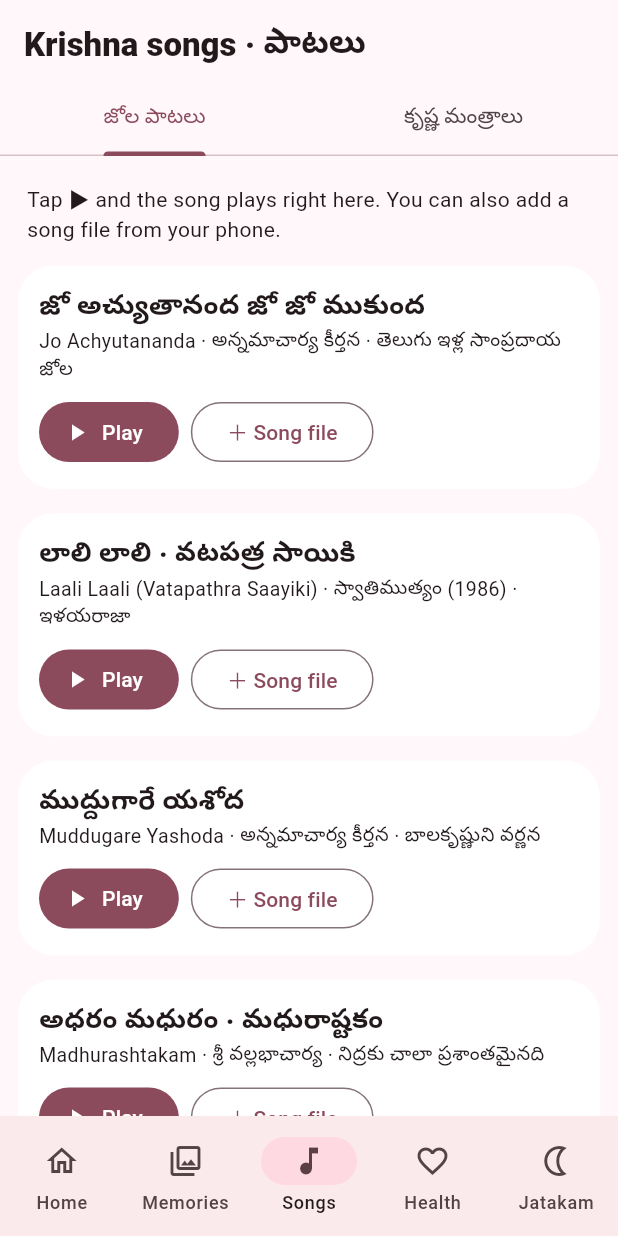
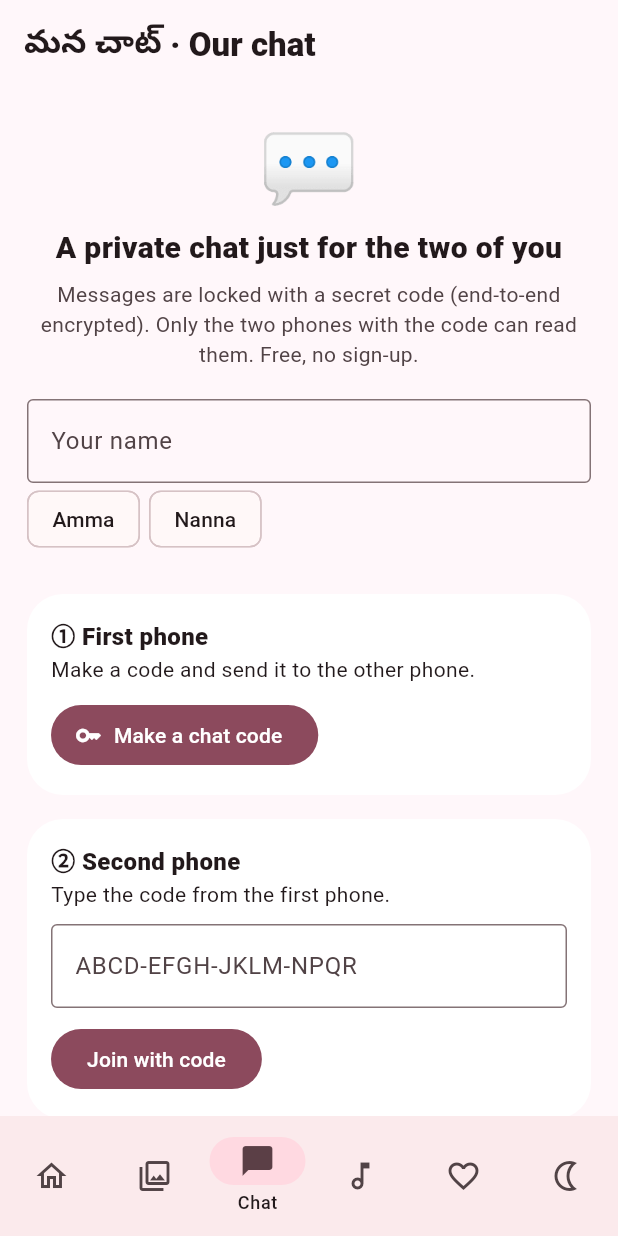
Before and after one commit to praveenkumarakumalla/little-one-app, a Flutter app: the screen it shows after launch, item 3 of the bottom bar chosen, on a phone screen of 412 x 824 dp. Run offline on Flutter 3.47's test engine with Material 3 defaults, Android fonts, the phone set to English and light mode, and no system bars; our stand-ins replace audioplayers, flutter_tts, image_picker, permission_handler, share_plus, shared_preferences and 3 more; missing offline and left inert: alarm, cryptography, file_selector, record.

Commit message:
Private encrypted chat between Amma and Nanna's phones
Co-Authored-By: Claude Opus 5.5 <noreply@anthropic.com>
Claude-Session: https://claude.ai/code/session_016dhjwzidE1QpFg6RUYaQYL

```diff
--- /dev/null
+++ b/lib/chat.dart
@@ -0,0 +1,568 @@
+import 'dart:async';
+import 'dart:convert';
+import 'dart:math' as math;
+
+import 'package:cryptography/cryptography.dart';
+import 'package:flutter/material.dart';
+import 'package:flutter/services.dart';
+import 'package:http/http.dart' as http;
+import 'package:share_plus/share_plus.dart';
+
+import 'data.dart';
+import 'store.dart';
+
+/// Private chat between Amma's and Nanna's phones.
+/// Messages are end-to-end encrypted (AES-256-GCM) with a key made from the pairing code,
+/// then passed through the free ntfy.sh relay. The relay only ever sees scrambled text,
+/// and keeps it for about 12 hours; the full history lives on both phones.
+class Chat extends ChangeNotifier with WidgetsBindingObserver {
+  Chat._();
+  static final Chat i = Chat._();
+  static const relay = 'https://ntfy.sh';
+
+  final _aes = AesGcm.with256bits();
+  SecretKey? _key;
+  String? _topic;
+  Timer? _timer;
+  bool _busy = false;
+  bool pageOpen = false;
+  bool online = true;
+  bool _fg = true;
+
+  Map<String, dynamic> get cfg => Map<String, dynamic>.from((Store.i.d['chatCfg'] ?? {}) as Map);
+  bool get paired => (cfg['code'] ?? '').toString().isNotEmpty;
+  String get me => (cfg['device'] ?? '').toString();
+  String get myName => (cfg['name'] ?? '').toString();
+  List<Map<String, dynamic>> get msgs => (Store.i.d['chat'] as List? ?? []).map((e) => Map<String, dynamic>.from(e as Map)).toList();
+
+  int get unread {
+    final seen = (cfg['readAt'] as num?)?.toInt() ?? 0;
+    return msgs.where((m) => m['from'] != me && (m['at'] as num) > seen).length;
+  }
+
+  Future<void> init() async {
+    Store.i.d.putIfAbsent('chat', () => <dynamic>[]);
+    WidgetsBinding.instance.addObserver(this);
+    if (paired) await _setup();
+    _schedule();
+  }
+
+  @override
+  void didChangeAppLifecycleState(AppLifecycleState s) {
+    _fg = s == AppLifecycleState.resumed;
+    if (_fg) poll();
+    _schedule();
+  }
+
+  void _schedule() {
+    _timer?.cancel();
+    if (!paired || !_fg) return;
+    _timer = Timer.periodic(Duration(seconds: pageOpen ? 4 : 30), (_) => poll());
+  }
+
+  void setPageOpen(bool v) {
+    pageOpen = v;
+    if (v) {
+      markRead();
+      poll();
+    }
+    _schedule();
+  }
+
+  static String normalise(String code) => code.toUpperCase().replaceAll(RegExp('[^A-Z0-9]'), '');
+
+  static String newCode() {
+    const abc = 'ABCDEFGHJKLMNPQRSTUVWXYZ23456789';
+    final r = math.Random.secure();
+    final s = List.generate(16, (_) => abc[r.nextInt(abc.length)]).join();
+    return '${s.substring(0, 4)}-${s.substring(4, 8)}-${s.substring(8, 12)}-${s.substring(12)}';
+  }
+
+  Future<void> _saveCfg(Map<String, dynamic> c) async {
+    Store.i.d['chatCfg'] = c;
+    await Store.i.save();
+  }
+
+  Future<void> pair(String code, String name) async {
+    final c = cfg;
+    c['code'] = code;
+    c['name'] = name;
+    c['device'] = c['device'] ?? Store.newId();
+    c.remove('since');
+    await _saveCfg(c);
+    await _setup();
+    _schedule();
+    await poll();
+    await send('👋 $name joined the chat', kind: 'join');
+  }
+
+  Future<void> setName(String n) async {
+    final c = cfg..['name'] = n;
+    await _saveCfg(c);
+  }
+
+  Future<void> unpair() async {
+    final c = cfg
+      ..remove('code')
+      ..remove('since');
+    await _saveCfg(c);
+    _key = null;
+    _topic = null;
+    _schedule();
+    notifyListeners();
+  }
+
+  Future<void> markRead() async {
+    final c = cfg..['readAt'] = DateTime.now().millisecondsSinceEpoch;
+    Store.i.d['chatCfg'] = c;
+    await Store.i.save();
+    notifyListeners();
+  }
+
+  Future<void> _setup() async {
+    final code = normalise(cfg['code'].toString());
+    final h = await Sha256().hash(utf8.encode('little-one-topic:$code'));
+    _topic = 'lo_${h.bytes.take(16).map((b) => b.toRadixString(16).padLeft(2, '0')).join()}';
+    final k = await Sha256().hash(utf8.encode('little-one-key:$code'));
+    _key = SecretKey(k.bytes);
+  }
+
+  Future<String> _seal(Map<String, dynamic> m) async {
+    final box = await _aes.encrypt(utf8.encode(jsonEncode(m)), secretKey: _key!);
+    return base64Encode(box.concatenation());
+  }
+
+  Future<Map<String, dynamic>?> _open(String s) async {
+    try {
+      final box = SecretBox.fromConcatenation(base64Decode(s), nonceLength: 12, macLength: 16);
+      final clear = await _aes.decrypt(box, secretKey: _key!);
+      return Map<String, dynamic>.from(jsonDecode(utf8.decode(clear)) as Map);
+    } catch (_) {
+      return null; // not ours / wrong code
+    }
+  }
+
+  Future<bool> _publish(Map<String, dynamic> m) async {
+    if (_topic == null) return false;
+    try {
+      final r = await http.post(Uri.parse('$relay/$_topic'), body: await _seal(m), headers: {'Cache': 'yes'}).timeout(const Duration(seconds: 15));
+      online = r.statusCode == 200;
+    } catch (_) {
+      online = false;
+    }
+    notifyListeners();
+    return online;
+  }
+
+  Future<void> _store(List<Map<String, dynamic>> l) async {
+    Store.i.d['chat'] = l.length > 3000 ? l.sublist(l.length - 3000) : l;
+    await Store.i.save();
+    notifyListeners();
+  }
+
+  Future<void> send(String text, {String kind = 'text'}) async {
+    text = text.trim();
+    if (text.isEmpty || !paired) return;
+    if (text.length > 1500) text = text.substring(0, 1500);
+    final m = <String, dynamic>{'id': Store.newId(), 'from': me, 'name': myName, 'text': text, 'at': DateTime.now().millisecondsSinceEpoch, 'kind': kind};
+    final l = msgs..add({...m, 'sent': false});
+    await _store(l);
+    final ok = await _publish({'t': 'msg', ...m});
+    if (ok) await _patch(m['id'].toString(), {'sent': true, 'pubAt': DateTime.now().millisecondsSinceEpoch});
+  }
+
+  Future<void> _patch(String id, Map<String, dynamic> f) async {
+    await _store(msgs.map((x) => x['id'] == id ? {...x, ...f} : x).toList());
+  }
+
+  Future<void> deleteLocal(String id) async => _store(msgs.where((x) => x['id'] != id).toList());
+
+  /// Fetch new messages, send receipts, and re-send anything the other phone hasn't confirmed.
+  Future<void> poll() async {
+    if (!paired || _busy || _topic == null) return;
+    _busy = true;
+    try {
+      final c = cfg;
+      final since = c['since'] == null ? 'all' : c['since'].toString();
+      final r = await http.get(Uri.parse('$relay/$_topic/json?poll=1&since=$since')).timeout(const Duration(seconds: 20));
+      online = r.statusCode == 200;
+      if (online) {
+        final l = msgs;
+        final ids = l.map((x) => x['id']).toSet();
+        final acks = <String>[];
+        final delivered = <String>{};
+        var latest = (c['since'] is String) ? int.tryParse(c['since'].toString()) ?? 0 : 0;
+        var got = 0;
+        for (final line in const LineSplitter().convert(r.body)) {
+          if (line.trim().isEmpty) continue;
+          final ev = jsonDecode(line) as Map;
+          if (ev['event'] != 'message') continue;
+          final t = (ev['time'] as num?)?.toInt() ?? 0;
+          if (t > latest) latest = t;
+          final m = await _open(ev['message'].toString());
+          if (m == null || m['from'] == me) continue;
+          if (m['t'] == 'ack') {
+            delivered.addAll((m['ref'] as List).map((e) => e.toString()));
+          } else if (m['t'] == 'msg') {
+            acks.add(m['id'].toString());
+            if (!ids.contains(m['id'])) {
+              m.remove('t');
+              l.add(m);
+              ids.add(m['id']);
+              got++;
+            }
+          }
+        }
+        l.sort((a, b) => (a['at'] as num).compareTo(b['at'] as num));
+        final now = DateTime.now().millisecondsSinceEpoch;
+        final resend = <Map<String, dynamic>>[];
+        for (final x in l) {
+          if (x['from'] != me) continue;
+          if (delivered.contains(x['id'])) x['got'] = true;
+          final pub = (x['pubAt'] as num?)?.toInt() ?? 0;
+          if (x['got'] != true && (x['sent'] != true || now - pub > 8 * 3600000)) resend.add(x);
+        }
+        if (latest > 0) c['since'] = (latest - 5).toString();
+        Store.i.d['chatCfg'] = c;
+        await _store(l);
+        if (acks.isNotEmpty) await _publish({'t': 'ack', 'from': me, 'ref': acks});
+        for (final x in resend.take(20)) {
+          final ok = await _publish({'t': 'msg', 'id': x['id'], 'from': me, 'name': x['name'], 'text': x['text'], 'at': x['at'], 'kind': x['kind'] ?? 'text'});
+          if (ok) await _patch(x['id'].toString(), {'sent': true, 'pubAt': now});
+        }
+        if (got > 0) {
+          if (pageOpen) {
+            await markRead();
+          } else {
+            HapticFeedback.vibrate();
+          }
+        }
+      }
+    } catch (_) {
+      online = false;
+    }
+    _busy = false;
+    notifyListeners();
+  }
+}
+
+/// Quick one-tap messages.
+const quickMsgs = [
+  '🍼 పాలు పట్టాను',
+  '😴 పాప పడుకుంది',
+  '😊 పాప లేచింది',
+  '🧷 డైపర్ మార్చాను',
+  '😢 పాప ఏడుస్తోంది, రా',
+  '📞 కాల్ చెయ్',
+  '🛒 డైపర్లు తెచ్చేయ్',
+  '🏠 బయలుదేరాను',
+  '❤️ Love you',
+];
+
+String babyStatus() {
+  final s = Store.i;
+  String t(DateTime? d) => d == null ? '–' : hm(d);
+  return '👶 ${s.babyName} now:\n🍼 Last feed ${t(s.last('feeds'))} (${s.countToday('feeds')} today)\n🧷 Last nappy ${t(s.last('nappies'))} (${s.countToday('nappies')} today)\n🌤️ Woke at ${t(s.last('sleeps'))}\n😢 Cries today: ${s.countCries()}';
+}
+
+class ChatPage extends StatefulWidget {
+  const ChatPage({super.key});
+  @override
+  State<ChatPage> createState() => _ChatPageState();
+}
+
+class _ChatPageState extends State<ChatPage> {
+  final _text = TextEditingController();
+  final _scroll = ScrollController();
+
+  @override
+  void initState() {
+    super.initState();
+    Chat.i.setPageOpen(true);
+  }
+
+  @override
+  void dispose() {
+    Chat.i.setPageOpen(false);
+    _text.dispose();
+    _scroll.dispose();
+    super.dispose();
+  }
+
+  @override
+  Widget build(BuildContext context) {
+    return ListenableBuilder(
+      listenable: Chat.i,
+      builder: (context, _) => Chat.i.paired ? _chat(context) : const _PairView(),
+    );
+  }
+
+  Widget _chat(BuildContext context) {
+    final c = Chat.i, cs = Theme.of(context).colorScheme;
+    final l = c.msgs.reversed.toList();
+    return Scaffold(
+      appBar: AppBar(
+        title: Column(crossAxisAlignment: CrossAxisAlignment.start, children: [
+          const Text('మన చాట్ · Our chat'),
+          Text(c.online ? '🔒 Only your two phones can read this' : '⚠️ No internet — will send when back', style: TextStyle(fontSize: 12, color: c.online ? cs.outline : cs.error)),
+        ]),
+        actions: [
+          IconButton(tooltip: 'Refresh', onPressed: c.poll, icon: const Icon(Icons.refresh)),
+          IconButton(tooltip: 'Chat settings', onPressed: () => _settings(context), icon: const Icon(Icons.more_vert)),
+        ],
+      ),
+      body: Column(children: [
+        Expanded(
+          child: l.isEmpty
+              ? const Center(child: Padding(padding: EdgeInsets.all(24), child: Text('No messages yet. Say hi! 👋', textAlign: TextAlign.center)))
+              : ListView.builder(
+                  controller: _scroll,
+                  reverse: true,
+                  padding: const EdgeInsets.all(12),
+                  itemCount: l.length,
+                  itemBuilder: (_, i) {
+                    final m = l[i];
+                    final at = DateTime.fromMillisecondsSinceEpoch((m['at'] as num).toInt());
+                    final prev = i + 1 < l.length ? DateTime.fromMillisecondsSinceEpoch((l[i + 1]['at'] as num).toInt()) : null;
+                    final newDay = prev == null || ymd(prev) != ymd(at);
+                    final mine = m['from'] == c.me;
+                    final bubble = _bubble(context, m, mine, at);
+                    return Column(children: [
+                      if (newDay) Padding(padding: const EdgeInsets.symmetric(vertical: 10), child: Chip(label: Text(ymd(at) == ymd(DateTime.now()) ? 'Today' : dmy(at)))),
+                      bubble,
+                    ]);
+                  },
+                ),
+        ),
+        SizedBox(
+          height: 46,
+          child: ListView(scrollDirection: Axis.horizontal, padding: const EdgeInsets.symmetric(horizontal: 8), children: [
+            Padding(padding: const EdgeInsets.symmetric(horizontal: 3), child: ActionChip(avatar: const Icon(Icons.child_care, size: 18), label: const Text('Send baby status'), onPressed: () => c.send(babyStatus(), kind: 'status'))),
+            ...quickMsgs.map((q) => Padding(padding: const EdgeInsets.symmetric(horizontal: 3), child: ActionChip(label: Text(q), onPressed: () => c.send(q)))),
+          ]),
+        ),
+        SafeArea(
+          top: false,
+          child: Padding(
+            padding: const EdgeInsets.fromLTRB(10, 4, 10, 8),
+            child: Row(children: [
+              Expanded(
+                child: TextField(
+                  controller: _text,
+                  minLines: 1,
+                  maxLines: 5,
+                  maxLength: 1500,
+                  textCapitalization: TextCapitalization.sentences,
+                  decoration: InputDecoration(counterText: '', hintText: 'Message…', filled: true, border: OutlineInputBorder(borderRadius: BorderRadius.circular(24), borderSide: BorderSide.none), contentPadding: const EdgeInsets.symmetric(horizontal: 18, vertical: 12)),
+                ),
+              ),
+              const SizedBox(width: 8),
+              IconButton.filled(
+                iconSize: 26,
+                onPressed: () {
+                  final t = _text.text;
+                  _text.clear();
+                  c.send(t);
+                },
+                icon: const Icon(Icons.send),
+              ),
+            ]),
+          ),
+        ),
+      ]),
+    );
+  }
+
+  Widget _bubble(BuildContext context, Map<String, dynamic> m, bool mine, DateTime at) {
+    final cs = Theme.of(context).colorScheme;
+    final tick = !mine ? '' : m['got'] == true ? ' ✓✓' : m['sent'] == true ? ' ✓' : ' 🕓';
+    if (m['kind'] == 'join') {
+      return Padding(padding: const EdgeInsets.all(6), child: Text(m['text'].toString(), style: TextStyle(color: cs.outline, fontSize: 13)));
+    }
+    return Align(
+      alignment: mine ? Alignment.centerRight : Alignment.centerLeft,
+      child: GestureDetector(
+        onLongPress: () => _msgMenu(context, m),
+        child: Container(
+          constraints: BoxConstraints(maxWidth: MediaQuery.of(context).size.width * 0.78),
+          margin: const EdgeInsets.symmetric(vertical: 3),
+          padding: const EdgeInsets.fromLTRB(14, 9, 14, 7),
+          decoration: BoxDecoration(
+            color: mine ? cs.primaryContainer : cs.surfaceContainerHighest,
+            borderRadius: BorderRadius.only(topLeft: const Radius.circular(18), topRight: const Radius.circular(18), bottomLeft: Radius.circular(mine ? 18 : 4), bottomRight: Radius.circular(mine ? 4 : 18)),
+          ),
+          child: Column(crossAxisAlignment: CrossAxisAlignment.start, children: [
+            if (!mine) Text(m['name'].toString(), style: TextStyle(fontSize: 12, fontWeight: FontWeight.w800, color: cs.primary)),
+            Text(m['text'].toString(), style: const TextStyle(fontSize: 16)),
+            Align(alignment: Alignment.bottomRight, child: Text('${hm(at)}$tick', style: TextStyle(fontSize: 11, color: cs.outline))),
+          ]),
+        ),
+      ),
+    );
+  }
+
+  void _msgMenu(BuildContext context, Map<String, dynamic> m) {
+    showModalBottomSheet(
+      context: context,
+      builder: (c) => SafeArea(
+        child: Column(mainAxisSize: MainAxisSize.min, children: [
+          ListTile(
+            leading: const Icon(Icons.copy),
+            title: const Text('Copy'),
+            onTap: () {
+              Clipboard.setData(ClipboardData(text: m['text'].toString()));
+              Navigator.pop(c);
+            },
+          ),
+          ListTile(
+            leading: const Icon(Icons.delete_outline),
+            title: const Text('Delete on this phone'),
+            onTap: () {
+              Chat.i.deleteLocal(m['id'].toString());
+              Navigator.pop(c);
+            },
+          ),
+        ]),
+      ),
+    );
+  }
+
+  void _settings(BuildContext context) {
+    final c = Chat.i;
+    showModalBottomSheet(
+      context: context,
+      showDragHandle: true,
+      builder: (s) => SafeArea(
+        child: Padding(
+          padding: const EdgeInsets.fromLTRB(18, 0, 18, 18),
+          child: Column(mainAxisSize: MainAxisSize.min, crossAxisAlignment: CrossAxisAlignment.start, children: [
+            const Text('Pairing code', style: TextStyle(fontWeight: FontWeight.w700)),
+            SelectableText(c.cfg['code'].toString(), style: const TextStyle(fontSize: 22, fontWeight: FontWeight.w900, letterSpacing: 1.5)),
+            const Text('Anyone with this code can read the chat. Share it only with your wife / husband.', style: TextStyle(fontSize: 12)),
+            const SizedBox(height: 8),
+            ListTile(contentPadding: EdgeInsets.zero, leading: const Icon(Icons.share), title: const Text('Share code'), onTap: () => Share.share('Little One chat code: ${c.cfg['code']}\nOpen Little One → Chat → "Join with code" and type this.')),
+            ListTile(
+              contentPadding: EdgeInsets.zero,
+              leading: const Icon(Icons.badge_outlined),
+              title: Text('My name: ${c.myName}'),
+              onTap: () async {
+                final n = await _ask(context, 'Your name', c.myName);
+                if (n != null && n.isNotEmpty) await c.setName(n);
+              },
+            ),
+            ListTile(
+              contentPadding: EdgeInsets.zero,
+              leading: const Icon(Icons.link_off),
+              title: const Text('Leave chat (keeps old messages)'),
+              onTap: () async {
+                Navigator.pop(s);
+                await c.unpair();
+              },
+            ),
+          ]),
+        ),
+      ),
+    );
+  }
+}
+
+Future<String?> _ask(BuildContext context, String title, String init) {
+  final t = TextEditingController(text: init);
+  return showDialog<String>(
+    context: context,
+    builder: (d) => AlertDialog(
+      title: Text(title),
+      content: TextField(controller: t, autofocus: true),
+      actions: [TextButton(onPressed: () => Navigator.pop(d), child: const Text('Cancel')), FilledButton(onPressed: () => Navigator.pop(d, t.text.trim()), child: const Text('OK'))],
+    ),
+  );
+}
+
+class _PairView extends StatefulWidget {
+  const _PairView();
+  @override
+  State<_PairView> createState() => _PairViewState();
+}
+
+class _PairViewState extends State<_PairView> {
+  late final _name = TextEditingController(text: Chat.i.myName);
+  final _code = TextEditingController();
+  String? newCode;
+  bool busy = false;
+
+  List<String> get _names {
+    final p = Store.i.profile;
+    return [
+      for (final k in ['father', 'mother'])
+        if ((p[k] ?? '').toString().isNotEmpty) p[k].toString(),
+      'Amma',
+      'Nanna',
+    ];
+  }
+
+  Future<void> _go(String code) async {
+    if (_name.text.trim().isEmpty) {
+      ScaffoldMessenger.of(context).showSnackBar(const SnackBar(content: Text('Type your name first')));
+      return;
+    }
+    if (Chat.normalise(code).length != 16) {
+      ScaffoldMessenger.of(context).showSnackBar(const SnackBar(content: Text('The code has 16 letters/numbers, like ABCD-EFGH-JKLM-NPQR')));
+      return;
+    }
+    setState(() => busy = true);
+    await Chat.i.pair(code.trim().toUpperCase(), _name.text.trim());
+    if (mounted) setState(() => busy = false);
+  }
+
+  @override
+  Widget build(BuildContext context) {
+    final cs = Theme.of(context).colorScheme;
+    return Scaffold(
+      appBar: AppBar(title: const Text('మన చాట్ · Our chat')),
+      body: ListView(padding: const EdgeInsets.all(18), children: [
+        const Text('💬', style: TextStyle(fontSize: 54), textAlign: TextAlign.center),
+        const Text('A private chat just for the two of you', textAlign: TextAlign.center, style: TextStyle(fontSize: 20, fontWeight: FontWeight.w800)),
+        const SizedBox(height: 6),
+        Text('Messages are locked with a secret code (end-to-end encrypted). Only the two phones with the code can read them. Free, no sign-up.', textAlign: TextAlign.center, style: TextStyle(color: cs.onSurfaceVariant)),
+        const SizedBox(height: 20),
+        TextField(controller: _name, decoration: const InputDecoration(labelText: 'Your name', border: OutlineInputBorder())),
+        Wrap(spacing: 6, children: _names.map((n) => ActionChip(label: Text(n), onPressed: () => setState(() => _name.text = n))).toList()),
+        const SizedBox(height: 18),
+        Card(
+          child: Padding(
+            padding: const EdgeInsets.all(16),
+            child: Column(crossAxisAlignment: CrossAxisAlignment.start, children: [
+              const Text('① First phone', style: TextStyle(fontWeight: FontWeight.w800, fontSize: 16)),
+              const Text('Make a code and send it to the other phone.'),
+              const SizedBox(height: 10),
+              if (newCode == null)
+                FilledButton.icon(onPressed: () => setState(() => newCode = Chat.newCode()), icon: const Icon(Icons.key), label: const Text('Make a chat code'))
+              else ...[
+                SelectableText(newCode!, style: TextStyle(fontSize: 24, fontWeight: FontWeight.w900, letterSpacing: 1.5, color: cs.primary)),
+                const SizedBox(height: 8),
+                Wrap(spacing: 8, children: [
+                  OutlinedButton.icon(onPressed: () => Share.share('Little One chat code: $newCode\nOpen Little One → Chat → "Join with code" and type this.'), icon: const Icon(Icons.share), label: const Text('Send code')),
+                  FilledButton(onPressed: busy ? null : () => _go(newCode!), child: const Text('Start chat')),
+                ]),
+              ],
+            ]),
+          ),
+        ),
+        Card(
+          child: Padding(
+            padding: const EdgeInsets.all(16),
+            child: Column(crossAxisAlignment: CrossAxisAlignment.start, children: [
+              const Text('② Second phone', style: TextStyle(fontWeight: FontWeight.w800, fontSize: 16)),
+              const Text('Type the code from the first phone.'),
+              const SizedBox(height: 10),
+              TextField(controller: _code, textCapitalization: TextCapitalization.characters, decoration: const InputDecoration(hintText: 'ABCD-EFGH-JKLM-NPQR', border: OutlineInputBorder())),
+              const SizedBox(height: 10),
+              FilledButton(onPressed: busy ? null : () => _go(_code.text), child: const Text('Join with code')),
+            ]),
+          ),
+        ),
+        if (busy) const Padding(padding: EdgeInsets.all(12), child: Center(child: CircularProgressIndicator())),
+      ]),
+    );
+  }
+}
--- a/lib/main.dart
+++ b/lib/main.dart
@@ -4,6 +4,7 @@ import 'package:alarm/alarm.dart';
 import 'package:flutter/material.dart';
 import 'package:permission_handler/permission_handler.dart';
 
+import 'chat.dart';
 import 'feed_alarm.dart';
 import 'pages/health.dart';
 import 'pages/home.dart';
@@ -20,6 +21,9 @@ Future<void> main() async {
   await Store.i.load();
   await Alarm.init();
   await Voice.i.init();
+  try {
+    await Chat.i.init();
+  } catch (_) {}
   runApp(const LittleOneApp());
 }
 
@@ -134,18 +138,24 @@ class _ShellState extends State<Shell> {
 
   @override
   Widget build(BuildContext context) {
-    final pages = [const HomePage(), const MemoriesPage(), const SongsPage(), const HealthPage(), const JatakamPage()];
+    final pages = [const HomePage(), const MemoriesPage(), const ChatPage(), const SongsPage(), const HealthPage(), const JatakamPage()];
     return Scaffold(
       body: AnimatedSwitcher(duration: const Duration(milliseconds: 250), child: KeyedSubtree(key: ValueKey(tab), child: pages[tab])),
       bottomNavigationBar: NavigationBar(
         selectedIndex: tab,
         onDestinationSelected: (i) => setState(() => tab = i),
-        destinations: const [
-          NavigationDestination(icon: Icon(Icons.home_outlined), selectedIcon: Icon(Icons.home), label: 'Home'),
-          NavigationDestination(icon: Icon(Icons.photo_library_outlined), selectedIcon: Icon(Icons.photo_library), label: 'Memories'),
-          NavigationDestination(icon: Icon(Icons.music_note_outlined), selectedIcon: Icon(Icons.music_note), label: 'Songs'),
-          NavigationDestination(icon: Icon(Icons.favorite_outline), selectedIcon: Icon(Icons.favorite), label: 'Health'),
-          NavigationDestination(icon: Icon(Icons.nightlight_outlined), selectedIcon: Icon(Icons.nightlight), label: 'Jatakam'),
+        labelBehavior: NavigationDestinationLabelBehavior.onlyShowSelected,
+        destinations: [
+          const NavigationDestination(icon: Icon(Icons.home_outlined), selectedIcon: Icon(Icons.home), label: 'Home'),
+          const NavigationDestination(icon: Icon(Icons.photo_library_outlined), selectedIcon: Icon(Icons.photo_library), label: 'Memories'),
+          NavigationDestination(
+            icon: ListenableBuilder(listenable: Chat.i, builder: (_, __) => Badge(isLabelVisible: Chat.i.unread > 0, label: Text('${Chat.i.unread}'), child: const Icon(Icons.chat_bubble_outline))),
+            selectedIcon: const Icon(Icons.chat_bubble),
+            label: 'Chat',
+          ),
+          const NavigationDestination(icon: Icon(Icons.music_note_outlined), selectedIcon: Icon(Icons.music_note), label: 'Songs'),
+          const NavigationDestination(icon: Icon(Icons.favorite_outline), selectedIcon: Icon(Icons.favorite), label: 'Health'),
+          const NavigationDestination(icon: Icon(Icons.nightlight_outlined), selectedIcon: Icon(Icons.nightlight), label: 'Jatakam'),
         ],
       ),
     );
--- a/pubspec.yaml
+++ b/pubspec.yaml
@@ -22,6 +22,8 @@ dependencies:
   wakelock_plus: ^1.2.8
   url_launcher: ^6.3.0
   share_plus: ^10.1.0
+  http: ^1.2.2
+  cryptography: ^2.7.0
   youtube_player_iframe: ">=5.2.0 <7.0.0"
 
 dev_dependencies:
```
